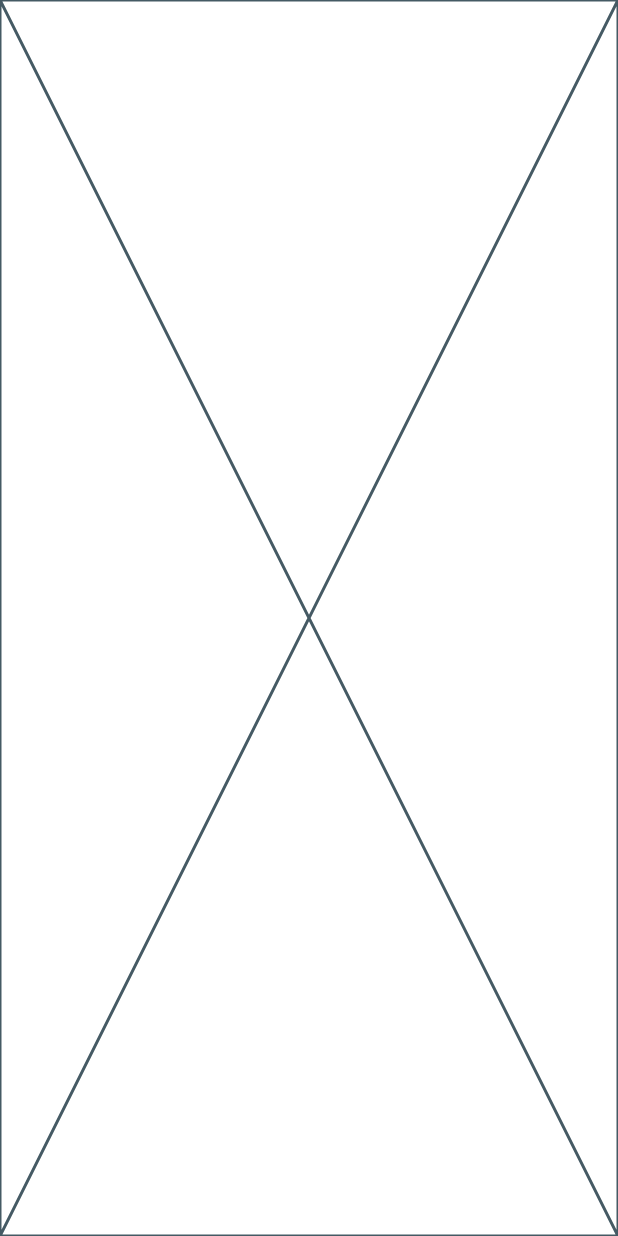
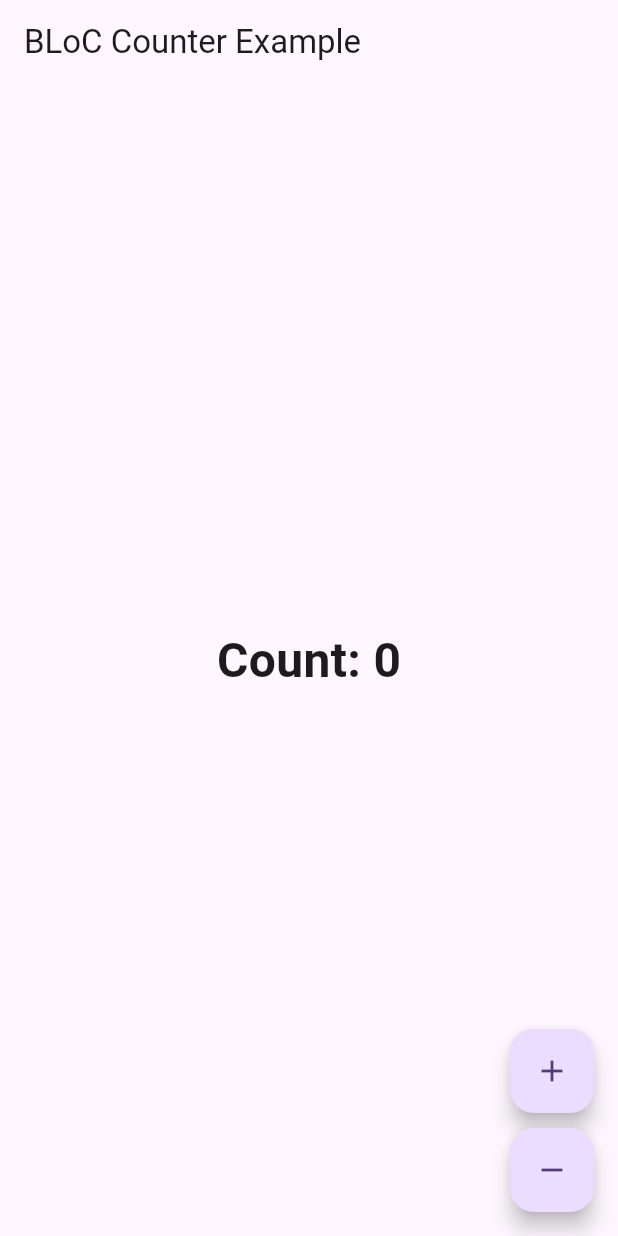
Before and after one commit to omarfahimdev/field-notes-ati, a Flutter app: the screen it shows after launch, on a phone screen of 412 x 824 dp. Run offline on Flutter 3.47's test engine with Material 3 defaults, Android fonts, the phone set to English and light mode, and no system bars; our stand-ins replace bloc, equatable, flutter_bloc.

Commit message:
counter-with-bloc

```diff
--- /dev/null
+++ b/lib/features/counter/application/bloc/counter_bloc.dart
@@ -0,0 +1,19 @@
+import 'package:bloc/bloc.dart';
+
+import 'counter_event.dart';
+import 'counter_state.dart';
+
+class CounterBloc extends Bloc<CounterEvent, CounterState> {
+  CounterBloc() : super(const CounterState()) {
+    on<CounterIncrementPressed>(_onIncrement);
+    on<CounterDecrementPressed>(_onDecrement);
+  }
+
+  void _onIncrement(CounterIncrementPressed event, Emitter<CounterState> emit) {
+    emit(state.copyWith(count: state.count + 1));
+  }
+
+  void _onDecrement(CounterDecrementPressed event, Emitter<CounterState> emit) {
+    emit(state.copyWith(count: state.count - 1));
+  }
+}
--- /dev/null
+++ b/lib/features/counter/application/bloc/counter_event.dart
@@ -0,0 +1,12 @@
+import 'package:equatable/equatable.dart';
+
+abstract class CounterEvent extends Equatable {
+  const CounterEvent();
+
+  @override
+  List<Object> get props => [];
+}
+
+class CounterIncrementPressed extends CounterEvent {}
+
+class CounterDecrementPressed extends CounterEvent {}
--- /dev/null
+++ b/lib/features/counter/application/bloc/counter_state.dart
@@ -0,0 +1,15 @@
+import 'package:equatable/equatable.dart';
+
+class CounterState extends Equatable {
+  final int count;
+
+  const CounterState({this.count = 0});
+
+  // Helper copyWith method to easily update specific fields
+  CounterState copyWith({int? count}) {
+    return CounterState(count: count ?? this.count);
+  }
+
+  @override
+  List<Object> get props => [count];
+}
--- /dev/null
+++ b/lib/features/counter/presentation/screens/counter_screen.dart
@@ -0,0 +1,40 @@
+import 'package:flutter/material.dart';
+import 'package:flutter_bloc/flutter_bloc.dart';
+
+import '../../application/bloc/counter_bloc.dart';
+import '../../application/bloc/counter_event.dart';
+import '../../application/bloc/counter_state.dart';
+
+class CounterScreen extends StatelessWidget {
+  const CounterScreen({super.key});
+
+  @override
+  Widget build(BuildContext context) {
+    return Scaffold(
+      appBar: AppBar(title: const Text('BLoC Counter Example')),
+      body: Center(
+        child: BlocBuilder<CounterBloc, CounterState>(
+          builder: (context, state) {
+            return Text('Count: ${state.count}', style: const TextStyle(fontSize: 32, fontWeight: FontWeight.bold));
+          },
+        ),
+      ),
+      floatingActionButton: Column(
+        mainAxisAlignment: MainAxisAlignment.end,
+        children: [
+          FloatingActionButton(
+            heroTag: 'increment',
+            onPressed: () => context.read<CounterBloc>().add(CounterIncrementPressed()),
+            child: const Icon(Icons.add),
+          ),
+          const SizedBox(height: 10),
+          FloatingActionButton(
+            heroTag: 'decrement',
+            onPressed: () => context.read<CounterBloc>().add(CounterDecrementPressed()),
+            child: const Icon(Icons.remove),
+          ),
+        ],
+      ),
+    );
+  }
+}
--- a/lib/features/home/presentations/home_screen.dart
+++ b/lib/features/home/presentations/home_screen.dart
@@ -10,6 +10,6 @@ class HomeScreen extends StatefulWidget {
 class _HomeScreenState extends State<HomeScreen> {
   @override
   Widget build(BuildContext context) {
-    return const Placeholder();
+    return Scaffold(body: Center(child: Text('data')));
   }
 }
--- a/lib/main.dart
+++ b/lib/main.dart
@@ -1,8 +1,10 @@
-import 'package:field_notes/features/home/presentations/home_screen.dart';
+import 'package:field_notes/features/counter/application/bloc/counter_bloc.dart';
+import 'package:field_notes/features/counter/presentation/screens/counter_screen.dart';
 import 'package:flutter/material.dart';
+import 'package:flutter_bloc/flutter_bloc.dart';
 
 void main() {
-  runApp(const MyApp());
+  runApp(BlocProvider(create: (context) => CounterBloc(), child: const MyApp()));
 }
 
 class MyApp extends StatelessWidget {
@@ -12,8 +14,9 @@ class MyApp extends StatelessWidget {
   Widget build(BuildContext context) {
     return MaterialApp(
       title: 'Flutter Demo',
+      debugShowCheckedModeBanner: false,
       theme: ThemeData(colorScheme: .fromSeed(seedColor: Colors.deepPurple)),
-      home: HomeScreen(),
+      home: CounterScreen(),
     );
   }
 }
--- a/pubspec.yaml
+++ b/pubspec.yaml
@@ -34,6 +34,9 @@ dependencies:
   # The following adds the Cupertino Icons font to your application.
   # Use with the CupertinoIcons class for iOS style icons.
   cupertino_icons: ^1.0.8
+  flutter_bloc: ^9.1.1
+  bloc: ^9.2.1
+  equatable: ^3.0.0
 
 dev_dependencies:
   flutter_test:
```
Also changed, not shown: pubspec.lock, 1 other file.
